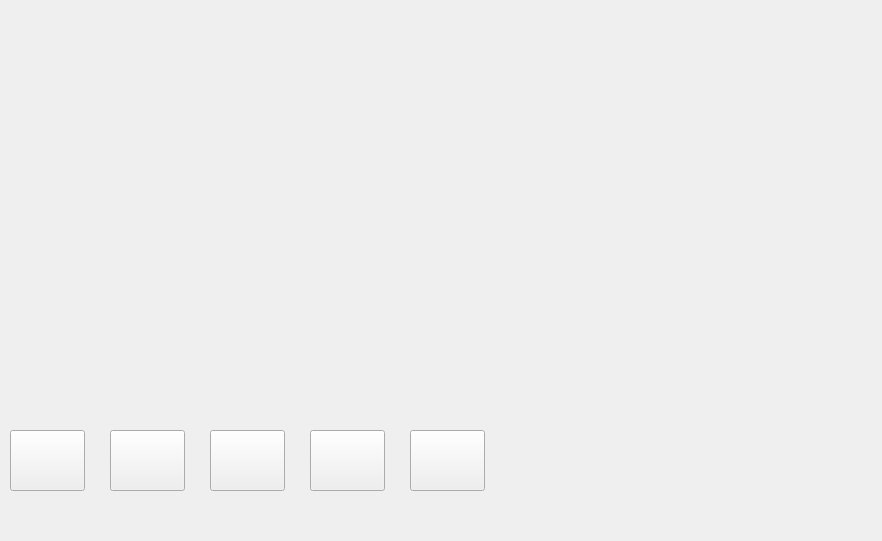
The window that mainwindow.ui (pandas-coding/musicplayer-qt) describes before a commit, drawn with Qt 5.
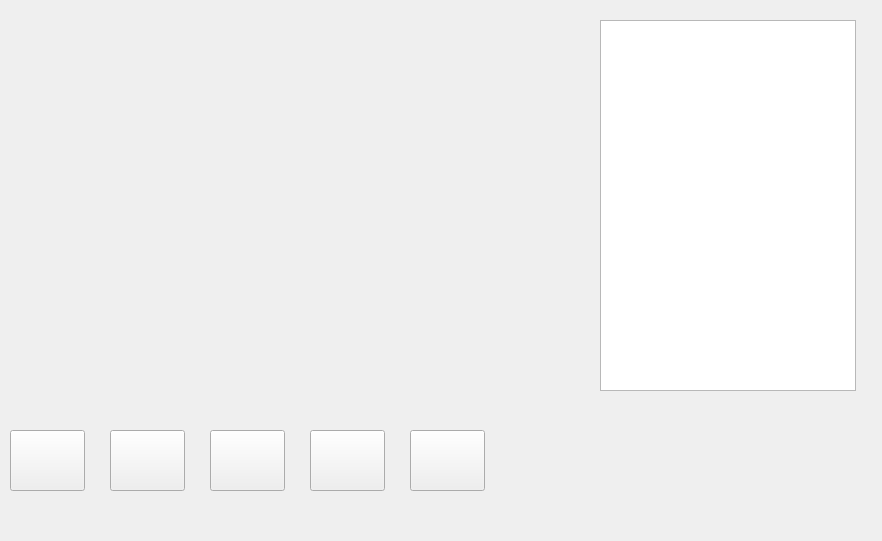
The same window after the commit.

Commit message: feat: add music list.

Diff of the .ui file:
```diff
--- a/mainwindow.ui
+++ b/mainwindow.ui
@@ -79,6 +79,16 @@
      <string/>
     </property>
    </widget>
+   <widget class="QListWidget" name="musicList">
+    <property name="geometry">
+     <rect>
+      <x>600</x>
+      <y>20</y>
+      <width>256</width>
+      <height>371</height>
+     </rect>
+    </property>
+   </widget>
   </widget>
   <widget class="QMenuBar" name="menubar">
    <property name="geometry">
```
Left out of the diff: 2 changed lines with no effect on the pictures. The commit also changes 4 other files.
